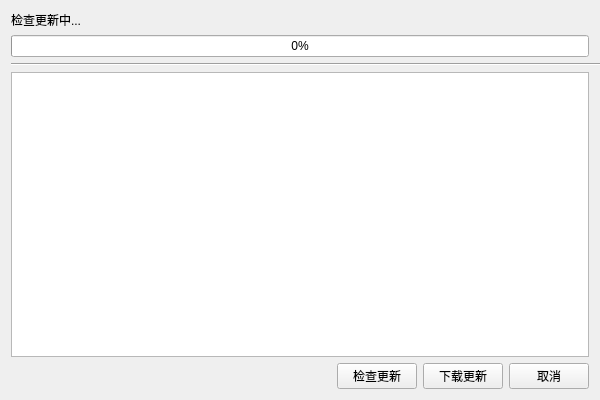
First picture: the form in src/mainwindow.ui, repository QtLab/QtUpdate, before the edit.
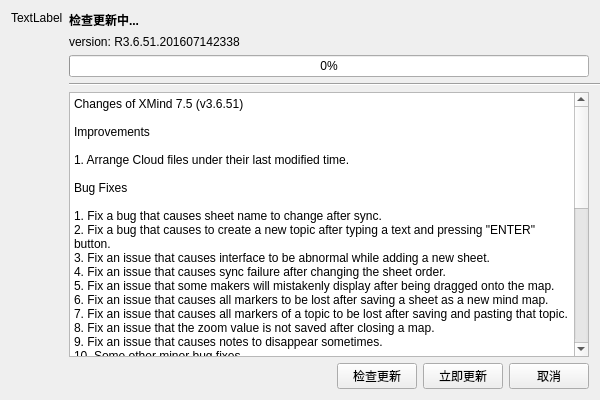
Second picture: the form after the edit.

The edit to the form file:
```diff
--- a/src/mainwindow.ui
+++ b/src/mainwindow.ui
@@ -58,14 +58,51 @@
    </property>
    <layout class="QGridLayout" name="gridLayout">
     <item row="1" column="0">
+     <layout class="QVBoxLayout" name="verticalLayout_2">
+      <item>
+       <widget class="QLabel" name="icon">
+        <property name="text">
+         <string>TextLabel</string>
+        </property>
+       </widget>
+      </item>
+      <item>
+       <spacer name="verticalSpacer">
+        <property name="orientation">
+         <enum>Qt::Vertical</enum>
+        </property>
+        <property name="sizeHint" stdset="0">
+         <size>
+          <width>20</width>
+          <height>40</height>
+         </size>
+        </property>
+       </spacer>
+      </item>
+     </layout>
+    </item>
+    <item row="1" column="1">
      <layout class="QVBoxLayout" name="verticalLayout">
       <item>
        <widget class="QLabel" name="label">
+        <property name="font">
+         <font>
+          <weight>75</weight>
+          <bold>true</bold>
+         </font>
+        </property>
         <property name="text">
          <string>检查更新中...</string>
         </property>
        </widget>
       </item>
+      <item>
+       <widget class="QLabel" name="version">
+        <property name="text">
+         <string>version: R3.6.51.201607142338</string>
+        </property>
+       </widget>
+      </item>
       <item>
        <widget class="QProgressBar" name="updateProgressBar">
         <property name="value">
@@ -101,7 +138,59 @@
       <item>
        <layout class="QHBoxLayout" name="horizontalLayout_2">
         <item>
-         <widget class="QTextEdit" name="textEdit"/>
+         <widget class="QTextEdit" name="textEdit">
+          <property name="readOnly">
+           <bool>true</bool>
+          </property>
+          <property name="html">
+           <string>&lt;!DOCTYPE HTML PUBLIC &quot;-//W3C//DTD HTML 4.0//EN&quot; &quot;http://www.w3.org/TR/REC-html40/strict.dtd&quot;&gt;
+&lt;html&gt;&lt;head&gt;&lt;meta name=&quot;qrichtext&quot; content=&quot;1&quot; /&gt;&lt;style type=&quot;text/css&quot;&gt;
+p, li { white-space: pre-wrap; }
+&lt;/style&gt;&lt;/head&gt;&lt;body style=&quot; font-family:'SimSun'; font-size:9pt; font-weight:400; font-style:normal;&quot;&gt;
+&lt;p style=&quot; margin-top:0px; margin-bottom:0px; margin-left:0px; margin-right:0px; -qt-block-indent:0; text-indent:0px;&quot;&gt;Changes of XMind 7.5 (v3.6.51)&lt;/p&gt;
+&lt;p style=&quot;-qt-paragraph-type:empty; margin-top:0px; margin-bottom:0px; margin-left:0px; margin-right:0px; -qt-block-indent:0; text-indent:0px;&quot;&gt;&lt;br /&gt;&lt;/p&gt;
+&lt;p style=&quot; margin-top:0px; margin-bottom:0px; margin-left:0px; margin-right:0px; -qt-block-indent:0; text-indent:0px;&quot;&gt;Improvements&lt;/p&gt;
+&lt;p style=&quot;-qt-paragraph-type:empty; margin-top:0px; margin-bottom:0px; margin-left:0px; margin-right:0px; -qt-block-indent:0; text-indent:0px;&quot;&gt;&lt;br /&gt;&lt;/p&gt;
+&lt;p style=&quot; margin-top:0px; margin-bottom:0px; margin-left:0px; margin-right:0px; -qt-block-indent:0; text-indent:0px;&quot;&gt;1. Arrange Cloud files under their last modified time.&lt;/p&gt;
+&lt;p style=&quot;-qt-paragraph-type:empty; margin-top:0px; margin-bottom:0px; margin-left:0px; margin-right:0px; -qt-block-indent:0; text-indent:0px;&quot;&gt;&lt;br /&gt;&lt;/p&gt;
+&lt;p style=&quot; margin-top:0px; margin-bottom:0px; margin-left:0px; margin-right:0px; -qt-block-indent:0; text-indent:0px;&quot;&gt;Bug Fixes&lt;/p&gt;
+&lt;p style=&quot;-qt-paragraph-type:empty; margin-top:0px; margin-bottom:0px; margin-left:0px; margin-right:0px; -qt-block-indent:0; text-indent:0px;&quot;&gt;&lt;br /&gt;&lt;/p&gt;
+&lt;p style=&quot; margin-top:0px; margin-bottom:0px; margin-left:0px; margin-right:0px; -qt-block-indent:0; text-indent:0px;&quot;&gt;1. Fix a bug that causes sheet name to change after sync.&lt;/p&gt;
+&lt;p style=&quot; margin-top:0px; margin-bottom:0px; margin-left:0px; margin-right:0px; -qt-block-indent:0; text-indent:0px;&quot;&gt;2. Fix a bug that causes to create a new topic after typing a text and pressing &amp;quot;ENTER&amp;quot; button.&lt;/p&gt;
+&lt;p style=&quot; margin-top:0px; margin-bottom:0px; margin-left:0px; margin-right:0px; -qt-block-indent:0; text-indent:0px;&quot;&gt;3. Fix an issue that causes interface to be abnormal while adding a new sheet.&lt;/p&gt;
+&lt;p style=&quot; margin-top:0px; margin-bottom:0px; margin-left:0px; margin-right:0px; -qt-block-indent:0; text-indent:0px;&quot;&gt;4. Fix an issue that causes sync failure after changing the sheet order.&lt;/p&gt;
+&lt;p style=&quot; margin-top:0px; margin-bottom:0px; margin-left:0px; margin-right:0px; -qt-block-indent:0; text-indent:0px;&quot;&gt;5. Fix an issue that some makers will mistakenly display after being dragged onto the map.&lt;/p&gt;
+&lt;p style=&quot; margin-top:0px; margin-bottom:0px; margin-left:0px; margin-right:0px; -qt-block-indent:0; text-indent:0px;&quot;&gt;6. Fix an issue that causes all markers to be lost after saving a sheet as a new mind map.&lt;/p&gt;
+&lt;p style=&quot; margin-top:0px; margin-bottom:0px; margin-left:0px; margin-right:0px; -qt-block-indent:0; text-indent:0px;&quot;&gt;7. Fix an issue that causes all markers of a topic to be lost after saving and pasting that topic.&lt;/p&gt;
+&lt;p style=&quot; margin-top:0px; margin-bottom:0px; margin-left:0px; margin-right:0px; -qt-block-indent:0; text-indent:0px;&quot;&gt;8. Fix an issue that the zoom value is not saved after closing a map.&lt;/p&gt;
+&lt;p style=&quot; margin-top:0px; margin-bottom:0px; margin-left:0px; margin-right:0px; -qt-block-indent:0; text-indent:0px;&quot;&gt;9. Fix an issue that causes notes to disappear sometimes.&lt;/p&gt;
+&lt;p style=&quot; margin-top:0px; margin-bottom:0px; margin-left:0px; margin-right:0px; -qt-block-indent:0; text-indent:0px;&quot;&gt;10. Some other minor bug fixes.&lt;/p&gt;
+&lt;p style=&quot;-qt-paragraph-type:empty; margin-top:0px; margin-bottom:0px; margin-left:0px; margin-right:0px; -qt-block-indent:0; text-indent:0px;&quot;&gt;&lt;br /&gt;&lt;/p&gt;
+&lt;p style=&quot;-qt-paragraph-type:empty; margin-top:0px; margin-bottom:0px; margin-left:0px; margin-right:0px; -qt-block-indent:0; text-indent:0px;&quot;&gt;&lt;br /&gt;&lt;/p&gt;
+&lt;p style=&quot; margin-top:0px; margin-bottom:0px; margin-left:0px; margin-right:0px; -qt-block-indent:0; text-indent:0px;&quot;&gt;Changes of XMind 7.5 (v3.6.50)&lt;/p&gt;
+&lt;p style=&quot;-qt-paragraph-type:empty; margin-top:0px; margin-bottom:0px; margin-left:0px; margin-right:0px; -qt-block-indent:0; text-indent:0px;&quot;&gt;&lt;br /&gt;&lt;/p&gt;
+&lt;p style=&quot; margin-top:0px; margin-bottom:0px; margin-left:0px; margin-right:0px; -qt-block-indent:0; text-indent:0px;&quot;&gt;New Features&lt;/p&gt;
+&lt;p style=&quot;-qt-paragraph-type:empty; margin-top:0px; margin-bottom:0px; margin-left:0px; margin-right:0px; -qt-block-indent:0; text-indent:0px;&quot;&gt;&lt;br /&gt;&lt;/p&gt;
+&lt;p style=&quot; margin-top:0px; margin-bottom:0px; margin-left:0px; margin-right:0px; -qt-block-indent:0; text-indent:0px;&quot;&gt;1. XMind Cloud&lt;/p&gt;
+&lt;p style=&quot; margin-top:0px; margin-bottom:0px; margin-left:0px; margin-right:0px; -qt-block-indent:0; text-indent:0px;&quot;&gt;2. New Share Dialog&lt;/p&gt;
+&lt;p style=&quot; margin-top:0px; margin-bottom:0px; margin-left:0px; margin-right:0px; -qt-block-indent:0; text-indent:0px;&quot;&gt;3. 60,000+ Pretty Icons from Iconfinder.com&lt;/p&gt;
+&lt;p style=&quot;-qt-paragraph-type:empty; margin-top:0px; margin-bottom:0px; margin-left:0px; margin-right:0px; -qt-block-indent:0; text-indent:0px;&quot;&gt;&lt;br /&gt;&lt;/p&gt;
+&lt;p style=&quot; margin-top:0px; margin-bottom:0px; margin-left:0px; margin-right:0px; -qt-block-indent:0; text-indent:0px;&quot;&gt;Major Improvements&lt;/p&gt;
+&lt;p style=&quot;-qt-paragraph-type:empty; margin-top:0px; margin-bottom:0px; margin-left:0px; margin-right:0px; -qt-block-indent:0; text-indent:0px;&quot;&gt;&lt;br /&gt;&lt;/p&gt;
+&lt;p style=&quot; margin-top:0px; margin-bottom:0px; margin-left:0px; margin-right:0px; -qt-block-indent:0; text-indent:0px;&quot;&gt;1. Brand New Vector Markers (SVG)&lt;/p&gt;
+&lt;p style=&quot; margin-top:0px; margin-bottom:0px; margin-left:0px; margin-right:0px; -qt-block-indent:0; text-indent:0px;&quot;&gt;2. Colorful sheet tabs&lt;/p&gt;
+&lt;p style=&quot; margin-top:0px; margin-bottom:0px; margin-left:0px; margin-right:0px; -qt-block-indent:0; text-indent:0px;&quot;&gt;3. More &amp;quot;Multi Branch Colors&amp;quot; options&lt;/p&gt;
+&lt;p style=&quot; margin-top:0px; margin-bottom:0px; margin-left:0px; margin-right:0px; -qt-block-indent:0; text-indent:0px;&quot;&gt;4. Copy/Paste Topics optimization&lt;/p&gt;
+&lt;p style=&quot; margin-top:0px; margin-bottom:0px; margin-left:0px; margin-right:0px; -qt-block-indent:0; text-indent:0px;&quot;&gt;5. Rename sheet interaction optimization&lt;/p&gt;
+&lt;p style=&quot; margin-top:0px; margin-bottom:0px; margin-left:0px; margin-right:0px; -qt-block-indent:0; text-indent:0px;&quot;&gt;6. Map Shot interaction optimization&lt;/p&gt;
+&lt;p style=&quot; margin-top:0px; margin-bottom:0px; margin-left:0px; margin-right:0px; -qt-block-indent:0; text-indent:0px;&quot;&gt;7. Group themes&lt;/p&gt;
+&lt;p style=&quot; margin-top:0px; margin-bottom:0px; margin-left:0px; margin-right:0px; -qt-block-indent:0; text-indent:0px;&quot;&gt;8. Add &amp;quot;All&amp;quot; option in droplist menu of Theme Editor dialog&lt;/p&gt;
+&lt;p style=&quot; margin-top:0px; margin-bottom:0px; margin-left:0px; margin-right:0px; -qt-block-indent:0; text-indent:0px;&quot;&gt;9. Print Dialog optimization&lt;/p&gt;
+&lt;p style=&quot; margin-top:0px; margin-bottom:0px; margin-left:0px; margin-right:0px; -qt-block-indent:0; text-indent:0px;&quot;&gt;10. New Notification UI&lt;/p&gt;
+&lt;p style=&quot; margin-top:0px; margin-bottom:0px; margin-left:0px; margin-right:0px; -qt-block-indent:0; text-indent:0px;&quot;&gt;11. Add checkbox option to dictionaries in Spelling settings&lt;/p&gt;
+&lt;p style=&quot; margin-top:0px; margin-bottom:0px; margin-left:0px; margin-right:0px; -qt-block-indent:0; text-indent:0px;&quot;&gt;12. Many other improvements and minor bug fixes&lt;/p&gt;&lt;/body&gt;&lt;/html&gt;</string>
+          </property>
+         </widget>
         </item>
        </layout>
       </item>
@@ -133,7 +222,7 @@
            <bool>true</bool>
           </property>
           <property name="text">
-           <string>下载更新</string>
+           <string>立即更新</string>
           </property>
          </widget>
         </item>
```
